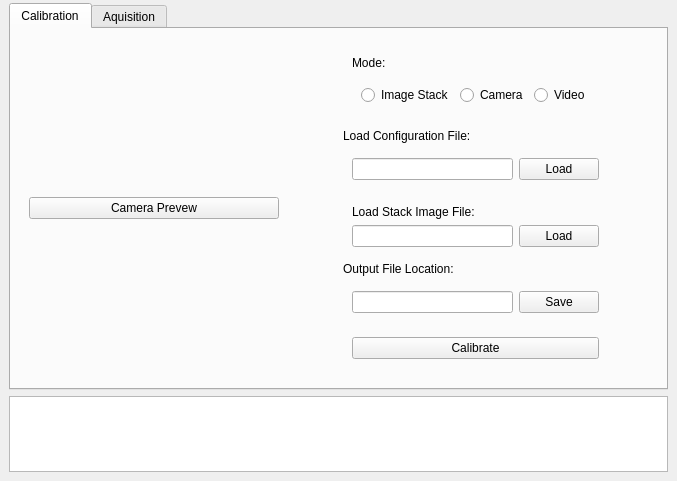
lluchiari/PTADetector, file forms/ptawindow.ui: the form before one commit.
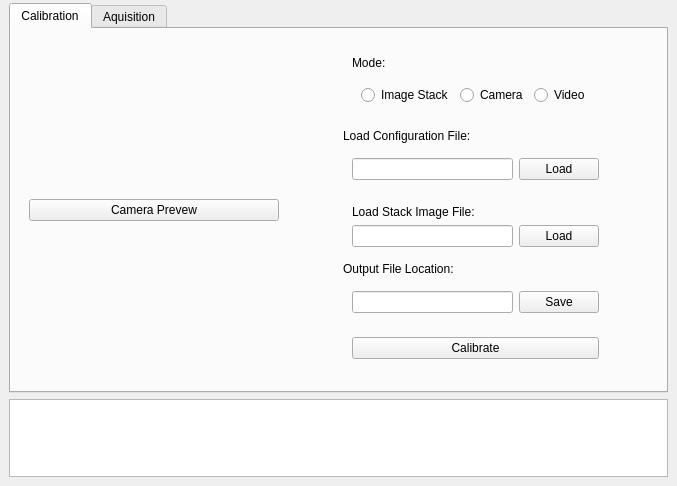
The form after the commit. The open tabs and pages were chosen to show the change.

Diff of the .ui file:
```diff
--- a/forms/ptawindow.ui
+++ b/forms/ptawindow.ui
@@ -7,7 +7,7 @@
     <x>0</x>
     <y>0</y>
     <width>677</width>
-    <height>481</height>
+    <height>486</height>
    </rect>
   </property>
   <property name="windowTitle">
@@ -203,7 +203,7 @@
            </layout>
           </item>
           <item>
-           <layout class="QVBoxLayout" name="StackImageFileLayout" stretch="0">
+           <layout class="QVBoxLayout" name="LoadStackImageFileLayout" stretch="0">
             <item>
              <widget class="QStackedWidget" name="CameraStackedWidget">
               <property name="currentIndex">
@@ -248,7 +248,7 @@
                  </widget>
                 </item>
                 <item>
-                 <layout class="QHBoxLayout" name="vertica_layout_6">
+                 <layout class="QHBoxLayout" name="StackImageFileLayout">
                   <item>
                    <widget class="QLineEdit" name="StackImageFileLineEdit"/>
                   </item>
```
Left out of the diff: 4 changed lines with no effect on the pictures.
